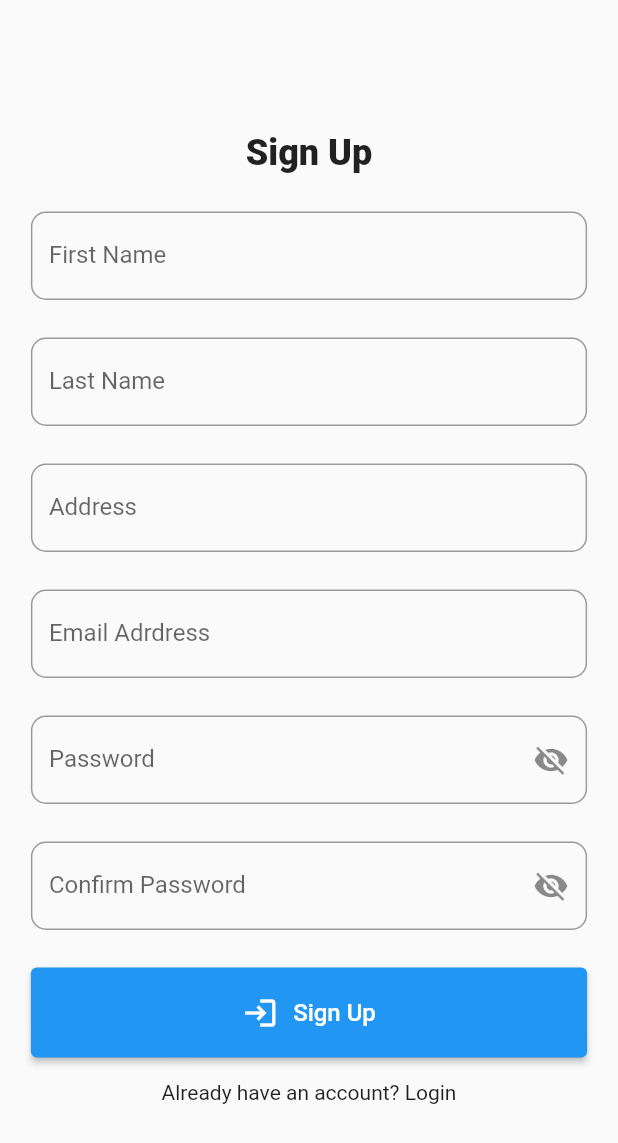
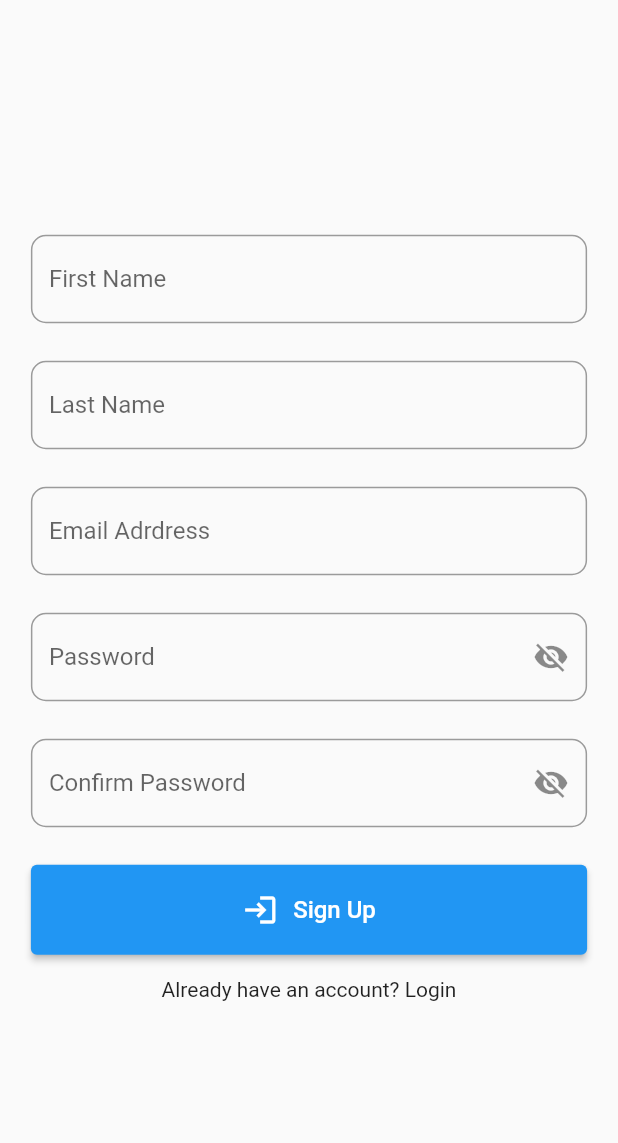
Before and after one commit to heischichou/Intro-to-Flutter, a Flutter app: the Signup screen opened by its route, on a phone screen of 412 x 824 dp. Shown: the top 1143 px of the screen. Run offline on Flutter 3.47's test engine with Material 2 defaults, Android fonts, the phone set to English and light mode, and no system bars.

```diff
--- a/lib/screens/signup_screen.dart
+++ b/lib/screens/signup_screen.dart
@@ -15,11 +15,23 @@ class Signup extends StatefulWidget {
 }
 
 class _SignupState extends State<Signup> {
-  final TextEditingController _nameController = TextEditingController();
-  final TextEditingController _addressController = TextEditingController();
+  final TextEditingController _firstNameController = TextEditingController();
+  final TextEditingController _lastNameController = TextEditingController();
   final TextEditingController _emailController = TextEditingController();
   final TextEditingController _passwordController = TextEditingController();
+  final TextEditingController _confirmPasswordController = TextEditingController();
   bool obscureText = true;
+  final _formKey = GlobalKey<FormState>();
+
+  @override
+  void dispose() {
+    _firstNameController.dispose();
+    _lastNameController.dispose();
+    _emailController.dispose();
+    _passwordController.dispose();
+    _confirmPasswordController.dispose();
+    super.dispose();
+  }
 
   @override
   Widget build(BuildContext context) {
@@ -31,22 +43,14 @@ class _SignupState extends State<Signup> {
           child: Center(
             child: SizedBox(
               width: screenWidth * .90,
+              child: Form(
+                key: _formKey,
                 child: Column(
                   children: [
-                  const Text(
-                    'Sign Up',
-                    style: TextStyle(
-                      fontSize: 24,
-                      fontWeight: FontWeight.w800,
-                    ),
-                  ),
-                  const SizedBox(
-                    height: 25,
-                  ),
                     InputField(
                       "First Name",
                       "Enter your first name",
-                    _nameController,
+                      _firstNameController,
                       TextInputType.text
                     ),
                     const SizedBox(
@@ -55,17 +59,8 @@ class _SignupState extends State<Signup> {
                     InputField(
                       "Last Name",
                       "Enter your last name",
-                    _nameController,
+                      _lastNameController,
                       TextInputType.text
-                  ),
-                  const SizedBox(
-                    height: 25,
-                  ),
-                  InputField(
-                    "Address",
-                    "Enter your present address",
-                    _addressController,
-                    TextInputType.streetAddress
                     ),
                     const SizedBox(
                       height: 25,
@@ -85,7 +80,8 @@ class _SignupState extends State<Signup> {
                       obscureText,
                       _passwordController,
                       TextInputType.visiblePassword,
-                    toggleObsecurePassword
+                      toggleObsecurePassword,
+                      null
                     ),
                     const SizedBox(
                       height: 25,
@@ -94,9 +90,10 @@ class _SignupState extends State<Signup> {
                       "Confirm Password",
                       "Confirm your new password",
                       obscureText,
-                    _passwordController,
+                      _confirmPasswordController,
                       TextInputType.visiblePassword,
-                    toggleObsecurePassword
+                      toggleObsecurePassword,
+                      _confirmPasswordController.text
                     ),
                     const SizedBox(
                       height: 25,
@@ -121,6 +118,7 @@ class _SignupState extends State<Signup> {
             ),
           ),
         ),
+      ),
     );
   }
 
--- a/lib/widgets/input_field.dart
+++ b/lib/widgets/input_field.dart
@@ -27,6 +27,9 @@ class InputField extends StatelessWidget {
           ),
         ),
       ),
+      validator: (value) {
+        return (controller.text.isEmpty) ? '$labelText is required.' : null;
+      },
     );
   }
 }
--- a/lib/widgets/password_input_field.dart
+++ b/lib/widgets/password_input_field.dart
@@ -7,6 +7,7 @@ class PasswordInputField extends StatelessWidget {
   final TextEditingController controller;
   final TextInputType keyboardType;
   final VoidCallback onTap;
+  final String? repeatPassword;
 
   const PasswordInputField(
     this.labelText,
@@ -15,6 +16,7 @@ class PasswordInputField extends StatelessWidget {
     this.controller,
     this.keyboardType,
     this.onTap,
+    this.repeatPassword,
     {super.key}
   );
 
@@ -38,6 +40,14 @@ class PasswordInputField extends StatelessWidget {
           ),
         ),
       ),
+      validator: (value) {
+        if (value!.isEmpty) {
+          return '$labelText is required.';
+        } else if(repeatPassword != null && value != repeatPassword) {
+          return 'Passwords do not match';
+        }
+        return null;
+      },
     );
   }
 }
```
Also changed, not shown: lib/screens/login_screen.dart (+13 -1 lines). Lines whose indentation alone changed are shown as unchanged.
